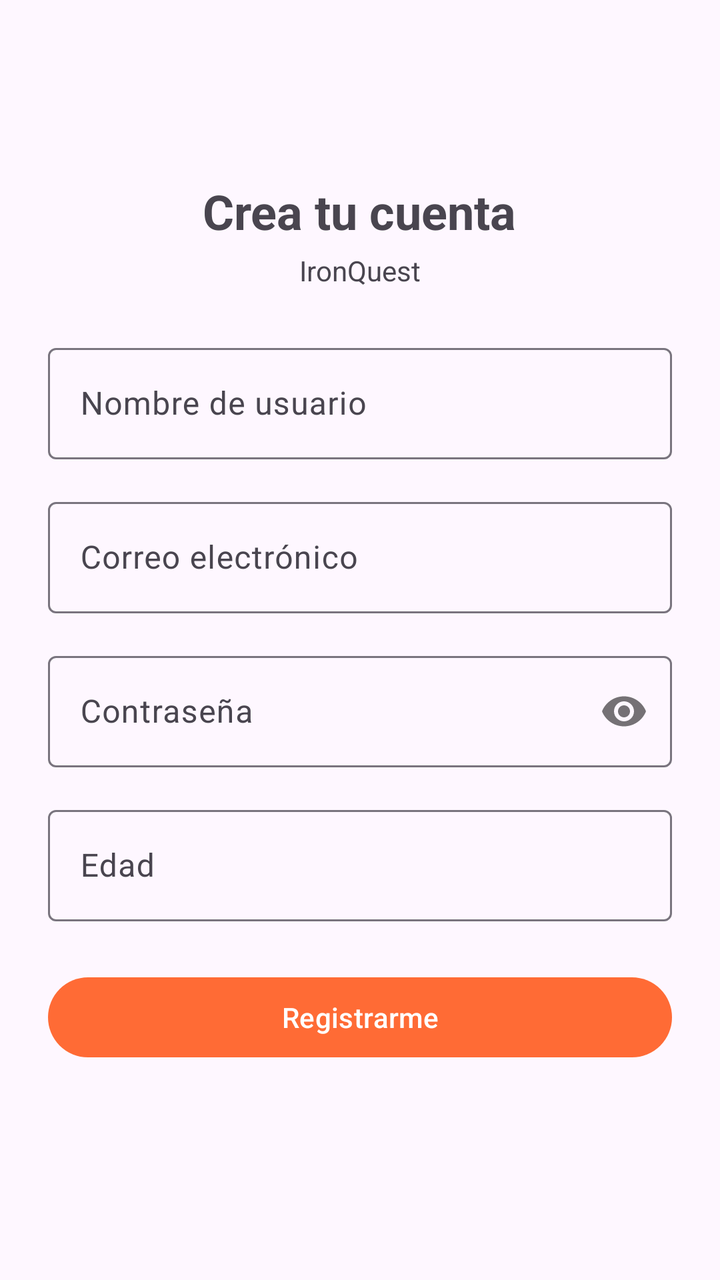
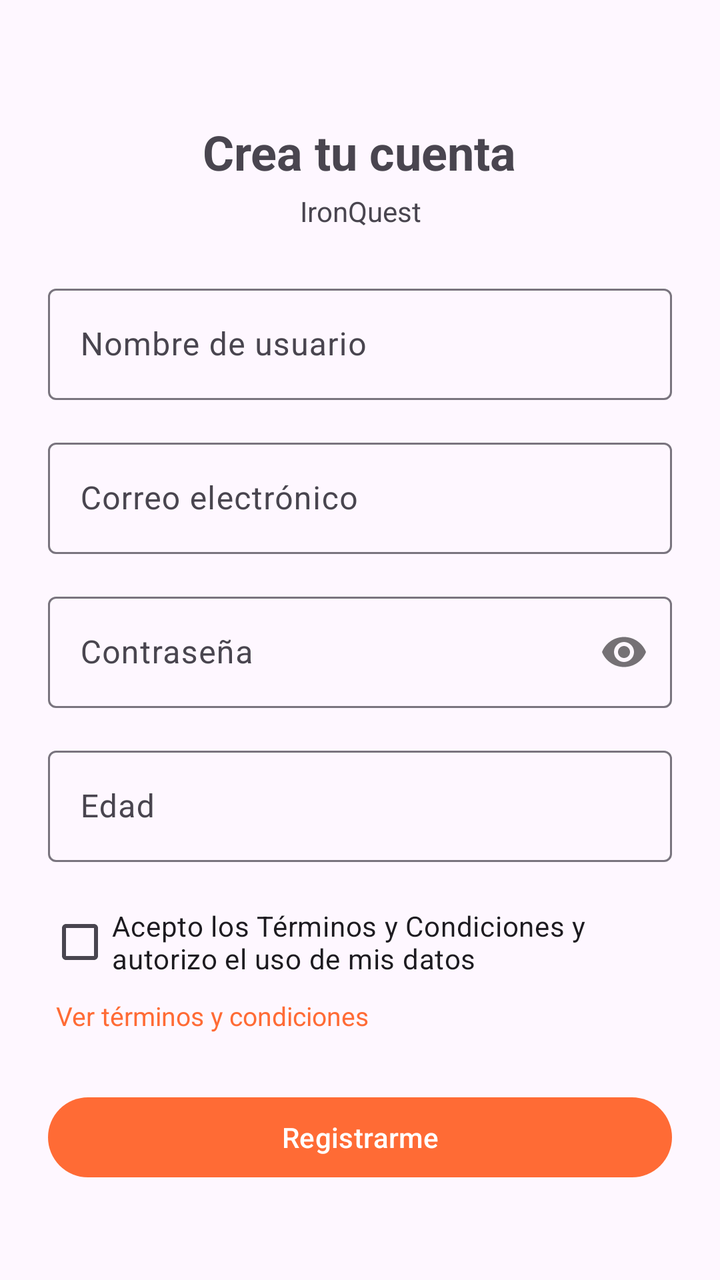

Before-and-after screenshots of an Android layout around one commit, followed by the original layout XML and the change that was made.
<!-- AndroidManifest.xml: application theme Theme.IronQuest -->
<!-- res/layout/activity_auth.xml -->
<?xml version="1.0" encoding="utf-8"?>
<ScrollView xmlns:android="http://schemas.android.com/apk/res/android"
    xmlns:app="http://schemas.android.com/apk/res-auto"
    android:layout_width="match_parent"
    android:layout_height="match_parent"
    android:fillViewport="true">

    <LinearLayout
        android:layout_width="match_parent"
        android:layout_height="wrap_content"
        android:orientation="vertical"
        android:gravity="center_horizontal"
        android:padding="24dp">

        <View
            android:layout_width="0dp"
            android:layout_height="0dp"
            android:layout_weight="1" />

        <TextView
            android:id="@+id/text_auth_title"
            android:layout_width="wrap_content"
            android:layout_height="wrap_content"
            android:layout_marginTop="24dp"
            android:text="Crea tu cuenta"
            android:textStyle="bold"
            android:textSize="24sp" />

        <TextView
            android:layout_width="wrap_content"
            android:layout_height="wrap_content"
            android:layout_marginTop="4dp"
            android:text="@string/app_name"
            android:textSize="14sp" />

        <LinearLayout
            android:id="@+id/layout_campos_registro"
            android:layout_width="match_parent"
            android:layout_height="wrap_content"
            android:orientation="vertical">

            <com.google.android.material.textfield.TextInputLayout
                android:layout_width="match_parent"
                android:layout_height="wrap_content"
                android:layout_marginTop="24dp"
                android:hint="Nombre de usuario">

                <com.google.android.material.textfield.TextInputEditText
                    android:id="@+id/edit_username"
                    android:layout_width="match_parent"
                    android:layout_height="wrap_content"
                    android:inputType="text" />

            </com.google.android.material.textfield.TextInputLayout>

        </LinearLayout>

        <com.google.android.material.textfield.TextInputLayout
            android:layout_width="match_parent"
            android:layout_height="wrap_content"
            android:layout_marginTop="16dp"
            android:hint="Correo electrónico">

            <com.google.android.material.textfield.TextInputEditText
                android:id="@+id/edit_email"
                android:layout_width="match_parent"
                android:layout_height="wrap_content"
                android:inputType="textEmailAddress" />

        </com.google.android.material.textfield.TextInputLayout>

        <com.google.android.material.textfield.TextInputLayout
            android:layout_width="match_parent"
            android:layout_height="wrap_content"
            android:layout_marginTop="16dp"
            android:hint="Contraseña"
            app:passwordToggleEnabled="true">

            <com.google.android.material.textfield.TextInputEditText
                android:id="@+id/edit_password"
                android:layout_width="match_parent"
                android:layout_height="wrap_content"
                android:inputType="textPassword" />

        </com.google.android.material.textfield.TextInputLayout>

        <LinearLayout
            android:id="@+id/layout_campo_edad"
            android:layout_width="match_parent"
            android:layout_height="wrap_content"
            android:orientation="vertical">

            <com.google.android.material.textfield.TextInputLayout
                android:layout_width="match_parent"
                android:layout_height="wrap_content"
                android:layout_marginTop="16dp"
                android:hint="Edad">

                <com.google.android.material.textfield.TextInputEditText
                    android:id="@+id/edit_edad"
                    android:layout_width="match_parent"
                    android:layout_height="wrap_content"
                    android:inputType="number" />

            </com.google.android.material.textfield.TextInputLayout>

        </LinearLayout>

        <com.google.android.material.button.MaterialButton
            android:id="@+id/button_auth_submit"
            android:layout_width="match_parent"
            android:layout_height="wrap_content"
            android:layout_marginTop="24dp"
            android:text="Registrarme" />

        <TextView
            android:id="@+id/text_toggle_auth_mode"
            android:layout_width="wrap_content"
            android:layout_height="wrap_content"
            android:layout_marginTop="16dp"
            android:padding="8dp"
            android:text="¿Ya tienes cuenta? Inicia sesión"
            android:textColor="?attr/colorPrimary"
            android:textSize="14sp"
            android:visibility="gone" />

        <View
            android:layout_width="0dp"
            android:layout_height="0dp"
            android:layout_weight="2" />

    </LinearLayout>

</ScrollView>
<!-- resources referenced by this layout -->
<resources>
  <string name="app_name">IronQuest</string>
  <style name="Theme.IronQuest" parent="Theme.Material3.DayNight.NoActionBar">
          <item name="colorPrimary">@color/ironquest_orange</item>
          <item name="colorOnPrimary">@color/ironquest_on_orange</item>
          <item name="colorPrimaryContainer">@color/ironquest_orange_container</item>
          <item name="colorOnPrimaryContainer">@color/ironquest_on_orange_container</item>
          <item name="colorSecondary">@color/ironquest_orange_dark</item>
          <item name="colorOnSecondary">@color/ironquest_on_orange</item>
          <item name="colorSecondaryContainer">@color/ironquest_orange_light</item>
          <item name="colorOnSecondaryContainer">@color/ironquest_on_orange_container</item>
          <item name="colorTertiary">@color/ironquest_orange_dark</item>
      </style>
  <color name="ironquest_orange">#FF6B35</color>
  <color name="ironquest_on_orange">#FFFFFF</color>
  <color name="ironquest_orange_container">#FFDBCE</color>
  <color name="ironquest_on_orange_container">#3A0D00</color>
  <color name="ironquest_orange_dark">#E8571F</color>
  <color name="ironquest_orange_light">#FFB199</color>
</resources>

<!-- the commit's change to res/layout/activity_auth.xml (unified diff, before → after) -->
@@ -27,9 +27,11 @@
             android:textSize="24sp" />
 
         <TextView
+            android:id="@+id/text_auth_subtitulo"
             android:layout_width="wrap_content"
             android:layout_height="wrap_content"
             android:layout_marginTop="4dp"
+            android:gravity="center"
             android:text="@string/app_name"
             android:textSize="14sp" />
 
@@ -70,6 +72,7 @@
         </com.google.android.material.textfield.TextInputLayout>
 
         <com.google.android.material.textfield.TextInputLayout
+            android:id="@+id/layout_input_password"
             android:layout_width="match_parent"
             android:layout_height="wrap_content"
             android:layout_marginTop="16dp"
@@ -106,6 +109,30 @@
 
         </LinearLayout>
 
+        <LinearLayout
+            android:id="@+id/layout_terminos"
+            android:layout_width="match_parent"
+            android:layout_height="wrap_content"
+            android:layout_marginTop="16dp"
+            android:orientation="vertical">
+
+            <CheckBox
+                android:id="@+id/check_terminos"
+                android:layout_width="wrap_content"
+                android:layout_height="wrap_content"
+                android:text="Acepto los Términos y Condiciones y autorizo el uso de mis datos" />
+
+            <TextView
+                android:id="@+id/text_ver_terminos"
+                android:layout_width="wrap_content"
+                android:layout_height="wrap_content"
+                android:padding="4dp"
+                android:text="Ver términos y condiciones"
+                android:textColor="?attr/colorPrimary"
+                android:textSize="13sp" />
+
+        </LinearLayout>
+
         <com.google.android.material.button.MaterialButton
             android:id="@+id/button_auth_submit"
             android:layout_width="match_parent"
